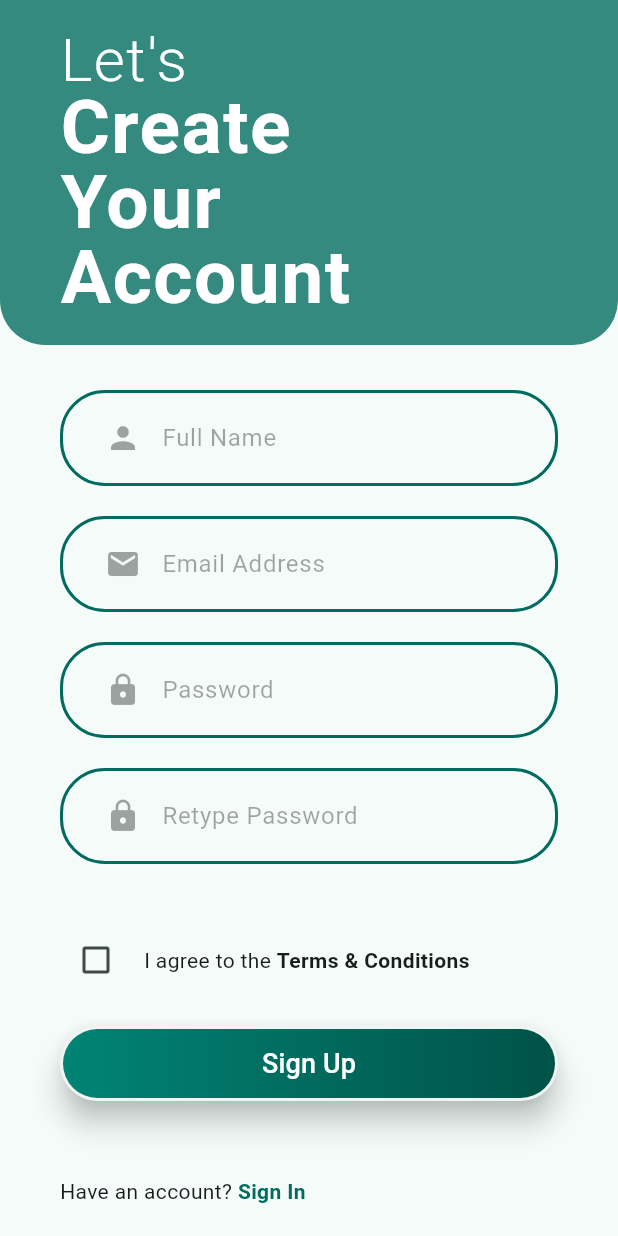
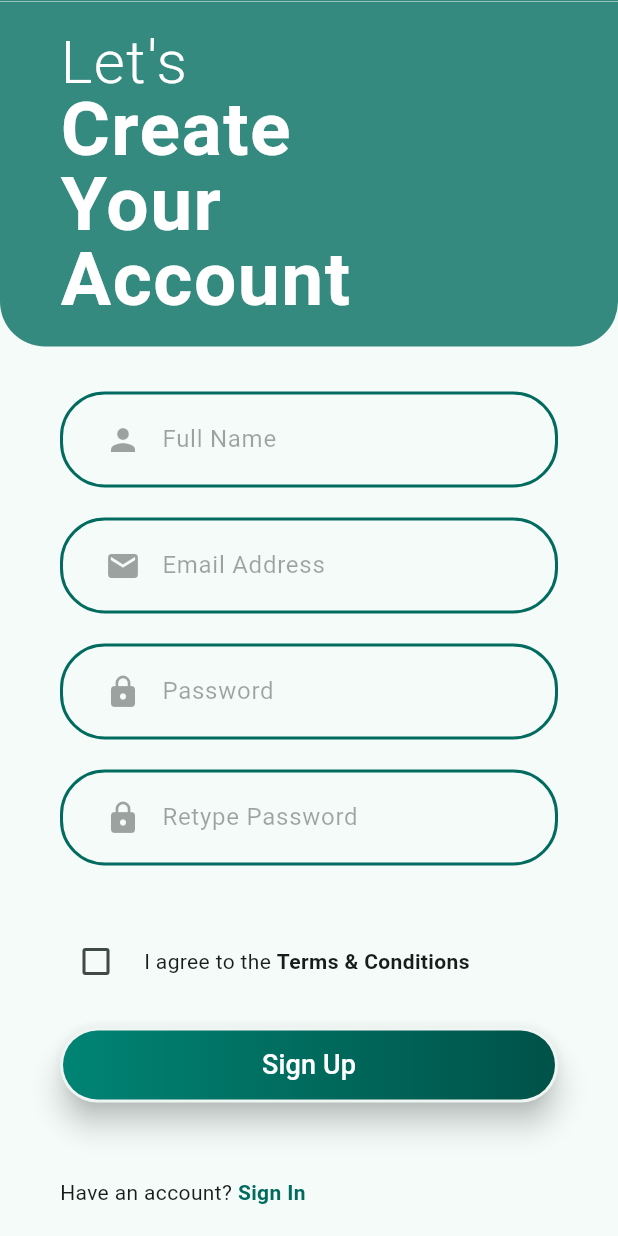
Before and after one commit to JoeWangu/inn, a Flutter app: the SignupPage screen opened by its route, on a phone screen of 412 x 824 dp. Run offline on Flutter 3.47's test engine with Material 3 defaults, Android fonts, the light colour scheme and no system bars; our stand-ins replace go_router.

Commit message:
add appbar and safearea

```diff
--- a/lib/ui/auth/signup.dart
+++ b/lib/ui/auth/signup.dart
@@ -78,12 +78,19 @@ class _SignupPageState extends State<SignupPage> {
     final cs = Theme.of(context).colorScheme;
 
     return Scaffold(
+      appBar: AppBar(
+        backgroundColor: Theme.of(context).colorScheme.primary.withAlpha(200),
+        // title: const Text('INN'),
+        toolbarHeight: 1,
+      ),
+      // backgroundColor: cs.primary.withAlpha(200),
       body: LayoutBuilder(
         builder: (context, constraints) {
           // final width = constraints.maxWidth;
           // final height = constraints.maxHeight;
 
-          return SingleChildScrollView(
+          return SafeArea(
+            child: SingleChildScrollView(
               child: Column(
                 children: [
                   _title(cs: cs),
@@ -103,6 +110,7 @@ class _SignupPageState extends State<SignupPage> {
                   ),
                   SizedBox(height: 40.0),
                 ],
+              ),
             ),
           );
         },
```
Lines whose indentation alone changed are shown as unchanged.
